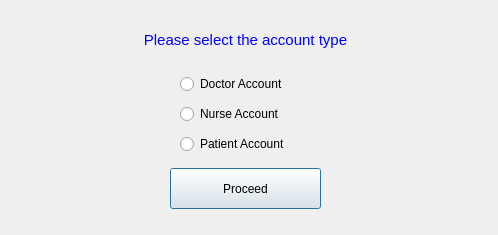
The window that registerwindow.ui (nourelashryy199/CS2LabProject) describes before a commit, drawn with Qt 5.
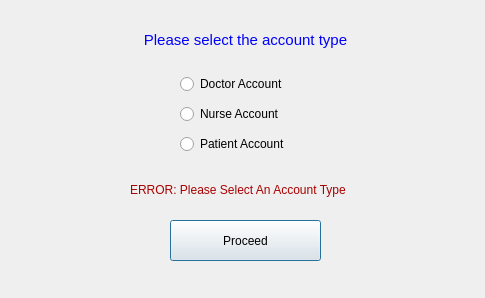
The same window after the commit.

The edit to the form file:
```diff
--- a/registerwindow.ui
+++ b/registerwindow.ui
@@ -6,8 +6,8 @@
    <rect>
     <x>0</x>
     <y>0</y>
-    <width>498</width>
-    <height>235</height>
+    <width>485</width>
+    <height>298</height>
    </rect>
   </property>
   <property name="windowTitle">
@@ -33,7 +33,7 @@
    <property name="geometry">
     <rect>
      <x>170</x>
-     <y>168</y>
+     <y>220</y>
      <width>151</width>
      <height>41</height>
     </rect>
@@ -45,7 +45,7 @@
     <string>Proceed</string>
    </property>
   </widget>
-  <widget class="QWidget" name="">
+  <widget class="QWidget" name="layoutWidget">
    <property name="geometry">
     <rect>
      <x>180</x>
@@ -78,6 +78,19 @@
     </item>
    </layout>
   </widget>
+  <widget class="QLabel" name="label_error">
+   <property name="geometry">
+    <rect>
+     <x>130</x>
+     <y>170</y>
+     <width>261</width>
+     <height>41</height>
+    </rect>
+   </property>
+   <property name="text">
+    <string>&lt;html&gt;&lt;head/&gt;&lt;body&gt;&lt;p&gt;&lt;span style=&quot; color:#aa0000;&quot;&gt;ERROR: Please Select An Account Type&lt;/span&gt;&lt;/p&gt;&lt;/body&gt;&lt;/html&gt;</string>
+   </property>
+  </widget>
  </widget>
  <resources/>
  <connections/>
```
Left out of the diff: 6 changed lines with no effect on the pictures.
